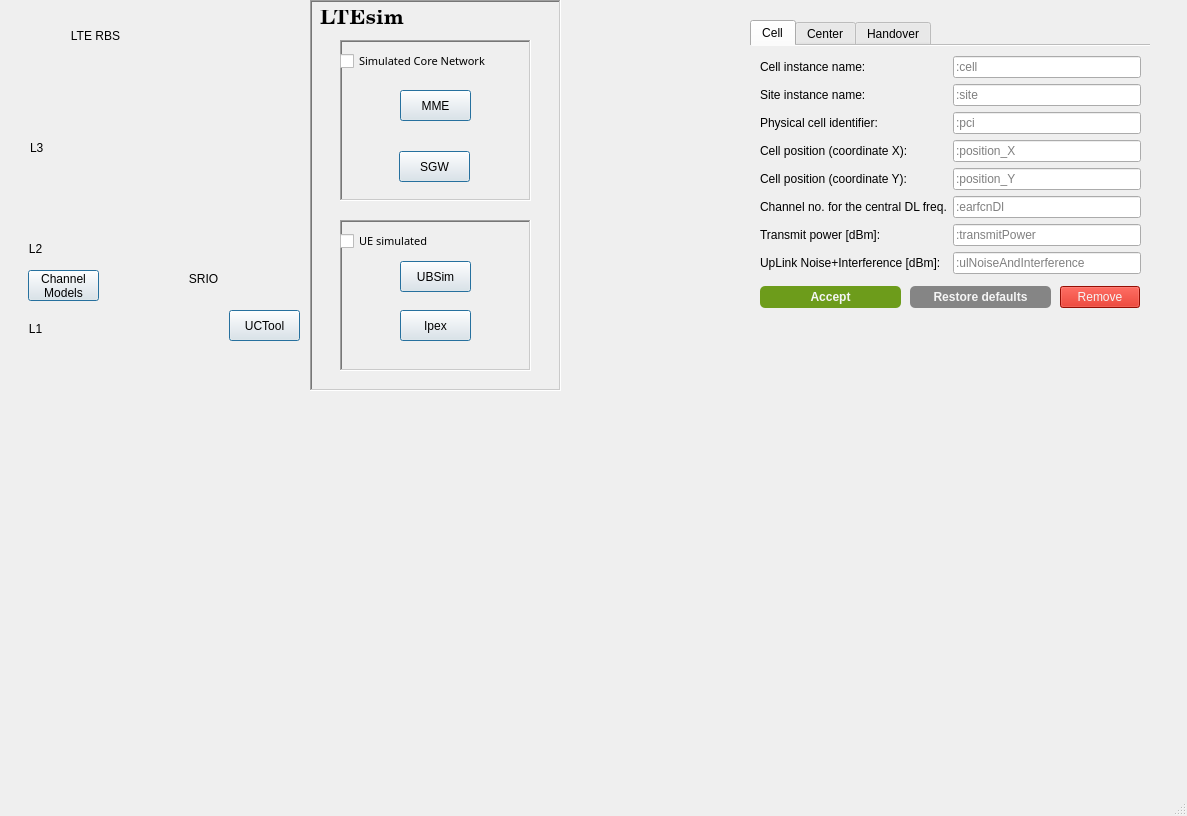
Before: the Qt Designer form LTEsimGeneratorGUI/Ui/Windows/newmapwindow.ui in moniss23/junit4, drawn with Qt 5.
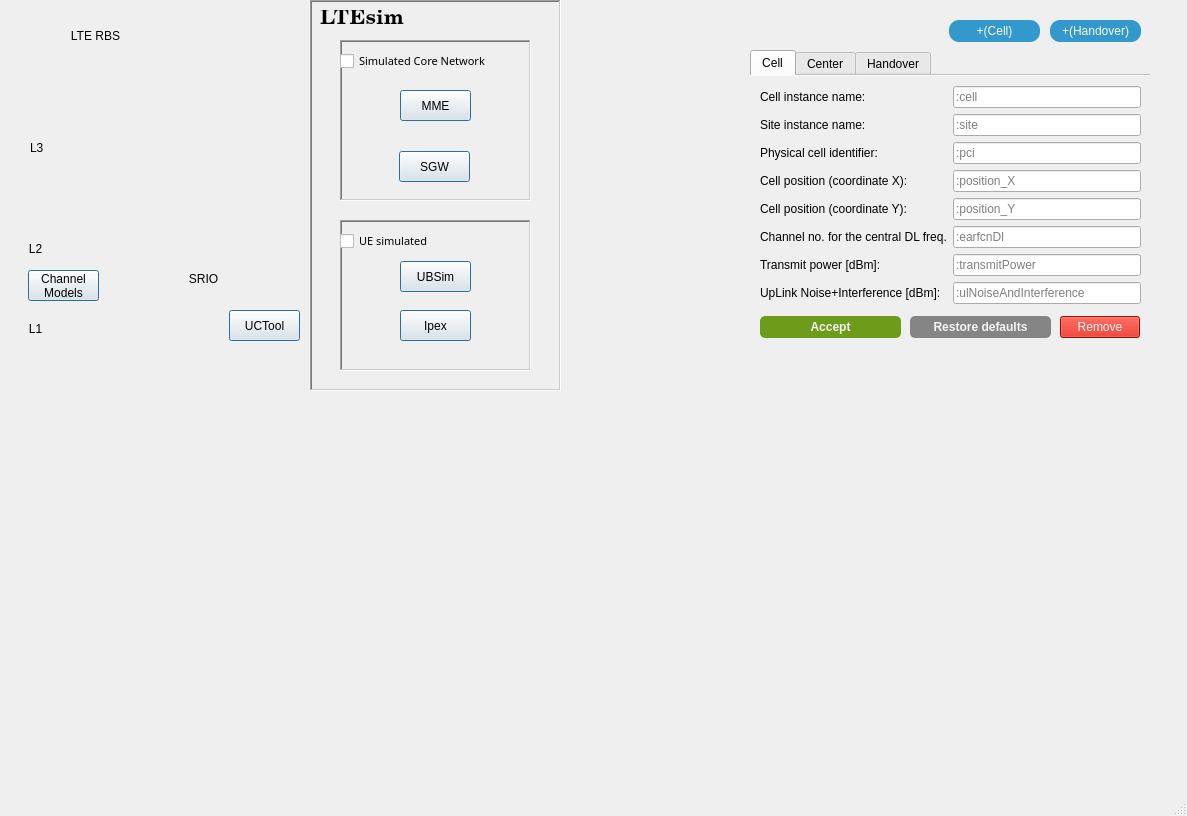
After: the same form once the commit is applied. Icons and pictures are not drawn.

Commit message: Added feature: adding new cells to map, allowed to change their names

The edit to the form file:
```diff
--- a/LTEsimGeneratorGUI/Ui/Windows/newmapwindow.ui
+++ b/LTEsimGeneratorGUI/Ui/Windows/newmapwindow.ui
@@ -485,7 +485,7 @@
     <property name="geometry">
      <rect>
       <x>750</x>
-      <y>20</y>
+      <y>50</y>
       <width>400</width>
       <height>451</height>
      </rect>
@@ -540,8 +540,11 @@
        </item>
        <item row="0" column="1">
         <widget class="QLineEdit" name="cell">
+         <property name="inputMask">
+          <string/>
+         </property>
          <property name="readOnly">
-          <bool>true</bool>
+          <bool>false</bool>
          </property>
          <property name="placeholderText">
           <string>:cell</string>
@@ -1301,6 +1304,42 @@
      </widget>
     </widget>
    </widget>
+   <widget class="QPushButton" name="addCellRepBtn">
+    <property name="geometry">
+     <rect>
+      <x>949</x>
+      <y>20</y>
+      <width>91</width>
+      <height>22</height>
+     </rect>
+    </property>
+    <property name="styleSheet">
+     <string notr="true">color: #fafafa;
+border-radius: 10px;
+background-color: #3399CC;</string>
+    </property>
+    <property name="text">
+     <string>+(Cell)</string>
+    </property>
+   </widget>
+   <widget class="QPushButton" name="addHandoverBtn">
+    <property name="geometry">
+     <rect>
+      <x>1050</x>
+      <y>20</y>
+      <width>91</width>
+      <height>22</height>
+     </rect>
+    </property>
+    <property name="styleSheet">
+     <string notr="true">color: #fafafa;
+border-radius: 10px;
+background-color: #3399CC;</string>
+    </property>
+    <property name="text">
+     <string>+(Handover)</string>
+    </property>
+   </widget>
   </widget>
   <widget class="QMenuBar" name="menubar">
    <property name="geometry">
```
The commit also changes 7 other files.
